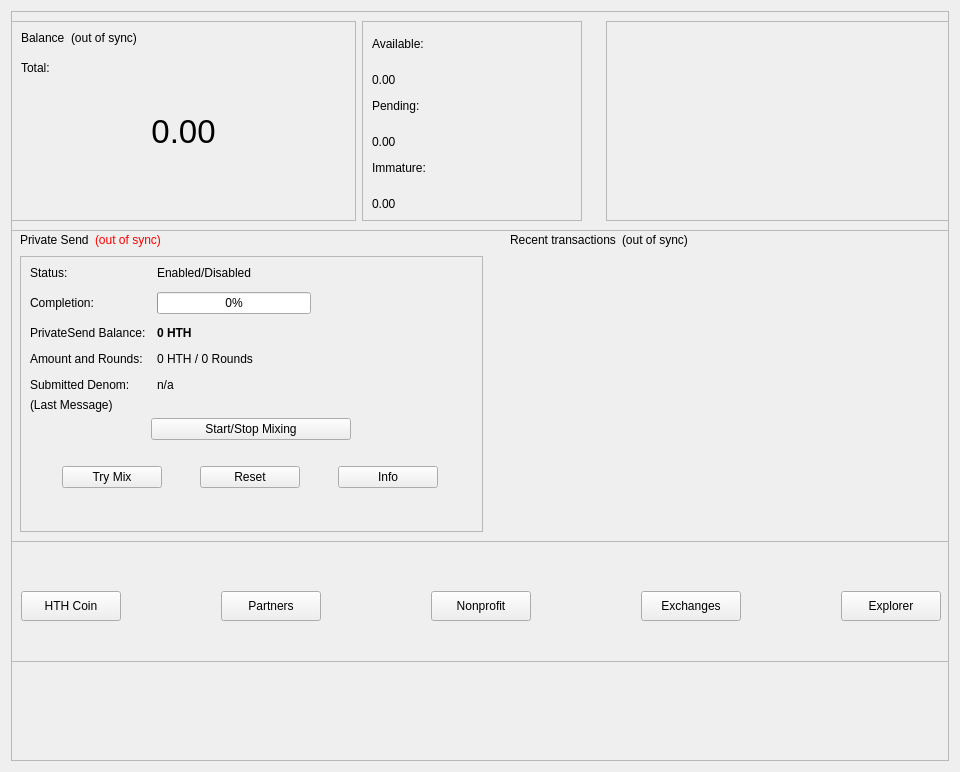
This is src/qt/forms/overviewpage.ui in devilking6105/HTH-Legacy as Qt 5 draws it before an edit. The edited form follows.
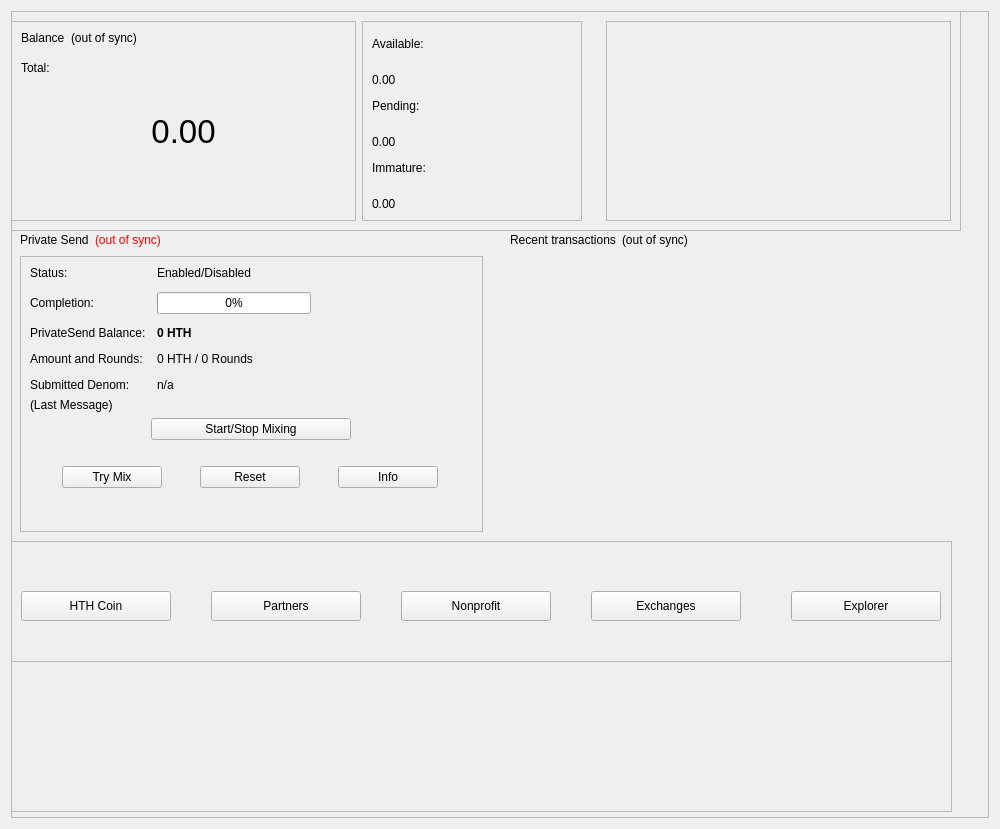
This is the edited form.

Diff of the .ui file:
```diff
--- a/src/qt/forms/overviewpage.ui
+++ b/src/qt/forms/overviewpage.ui
@@ -6,19 +6,25 @@
    <rect>
     <x>0</x>
     <y>0</y>
-    <width>960</width>
-    <height>772</height>
+    <width>1000</width>
+    <height>829</height>
    </rect>
   </property>
+  <property name="sizePolicy">
+   <sizepolicy hsizetype="Preferred" vsizetype="Preferred">
+    <horstretch>0</horstretch>
+    <verstretch>0</verstretch>
+   </sizepolicy>
+  </property>
   <property name="minimumSize">
    <size>
-    <width>960</width>
+    <width>1000</width>
     <height>0</height>
    </size>
   </property>
   <property name="maximumSize">
    <size>
-    <width>960</width>
+    <width>1000</width>
     <height>16777215</height>
    </size>
   </property>
@@ -958,15 +964,15 @@
       <widget class="QPushButton" name="pushButton_Website_4">
        <property name="geometry">
         <rect>
-         <x>210</x>
+         <x>200</x>
          <y>50</y>
-         <width>100</width>
+         <width>150</width>
          <height>30</height>
         </rect>
        </property>
        <property name="minimumSize">
         <size>
-         <width>100</width>
+         <width>150</width>
          <height>30</height>
         </size>
        </property>
@@ -991,13 +997,13 @@
         <rect>
          <x>10</x>
          <y>50</y>
-         <width>100</width>
+         <width>150</width>
          <height>30</height>
         </rect>
        </property>
        <property name="minimumSize">
         <size>
-         <width>100</width>
+         <width>150</width>
          <height>30</height>
         </size>
        </property>
@@ -1026,15 +1032,15 @@
       <widget class="QPushButton" name="pushButton_Website">
        <property name="geometry">
         <rect>
-         <x>420</x>
+         <x>390</x>
          <y>50</y>
-         <width>100</width>
+         <width>150</width>
          <height>30</height>
         </rect>
        </property>
        <property name="minimumSize">
         <size>
-         <width>100</width>
+         <width>150</width>
          <height>30</height>
         </size>
        </property>
@@ -1057,15 +1063,15 @@
       <widget class="QPushButton" name="pushButton_Website_2">
        <property name="geometry">
         <rect>
-         <x>630</x>
+         <x>580</x>
          <y>50</y>
-         <width>100</width>
+         <width>150</width>
          <height>30</height>
         </rect>
        </property>
        <property name="minimumSize">
         <size>
-         <width>100</width>
+         <width>150</width>
          <height>30</height>
         </size>
        </property>
@@ -1088,15 +1094,15 @@
       <widget class="QPushButton" name="pushButton_Website_3">
        <property name="geometry">
         <rect>
-         <x>830</x>
+         <x>780</x>
          <y>50</y>
-         <width>100</width>
+         <width>150</width>
          <height>30</height>
         </rect>
        </property>
        <property name="minimumSize">
         <size>
-         <width>100</width>
+         <width>150</width>
          <height>30</height>
         </size>
        </property>
@@ -1120,10 +1126,10 @@
      <widget class="QFrame" name="frame_4">
       <property name="geometry">
        <rect>
-        <x>-1</x>
+        <x>0</x>
         <y>650</y>
         <width>941</width>
-        <height>101</height>
+        <height>151</height>
        </rect>
       </property>
       <property name="frameShape">
```
